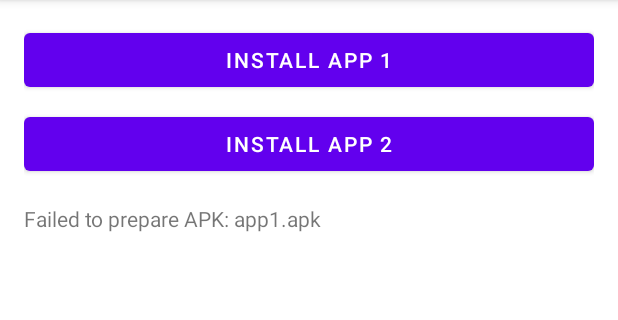
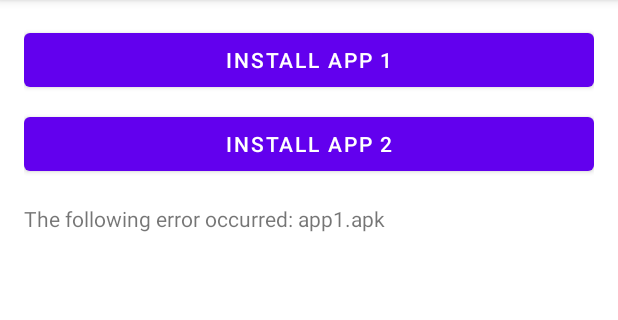
Before and after one commit to timchr42/thesis, an Android app: the screen it shows after launch (InstallerActivity), after a tap on "INSTALL APP 1", on a phone screen of 412 x 824 dp, the part 84-404 px from its top. Run offline under Robolectric (Android 15) with nearby library versions, the phone set to English and light mode, and no system bars.

Commit message:
put strings in resource file

```diff
--- a/notrack/PoC/CustomInstaller/app/src/main/res/values/strings.xml
+++ b/notrack/PoC/CustomInstaller/app/src/main/res/values/strings.xml
@@ -1,3 +1,10 @@
 <resources>
     <string name="app_name">CustomInstaller</string>
+
+    <string name="installing_asset">Installing %1$s...</string>
+    <string name="apk_error">The following error occurred: %1$s</string>
+    <string name="policy_origin_content">Policy from %1$s: %2$s</string>
+    <string name="app_not_found">App not found: %1$s</string>
+    <string name="policy_not_found">Policy not found in assets of: %1$s</string>
+    <string name="policy_reading_error">Error reading policy from %1$s: %2$s</string>
 </resources>
```
Also changed, not shown: notrack/PoC/CustomInstaller/app/src/main/java/de/cispa/custominstaller/InstallerActivity.java (+6 -6 lines).
